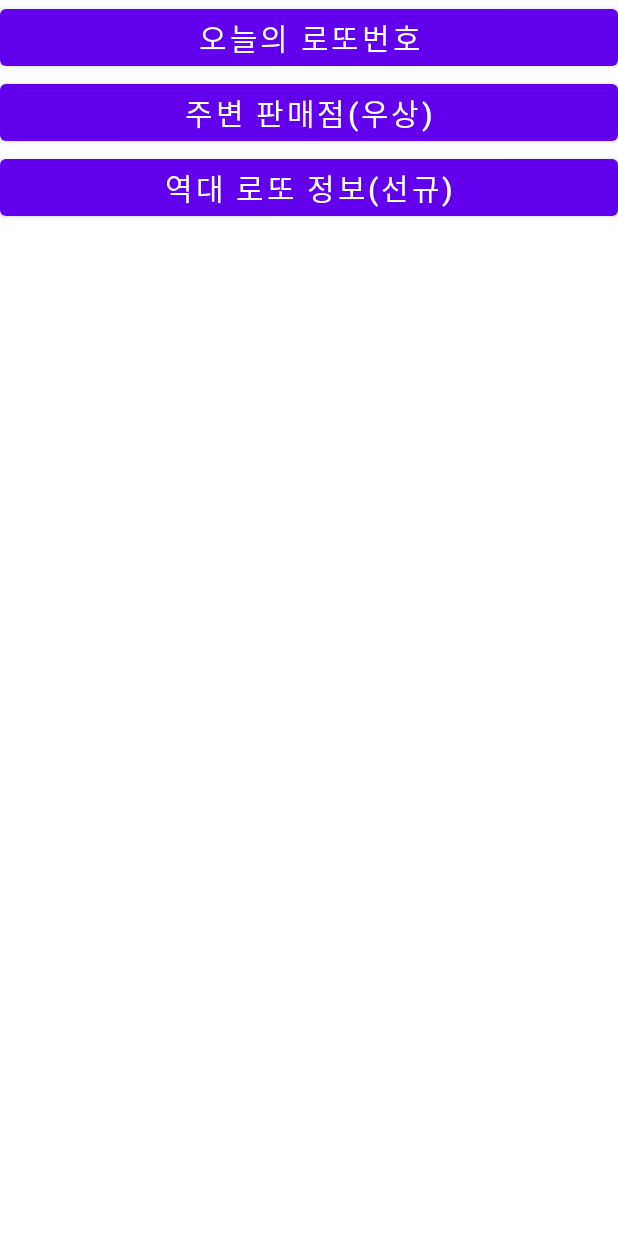
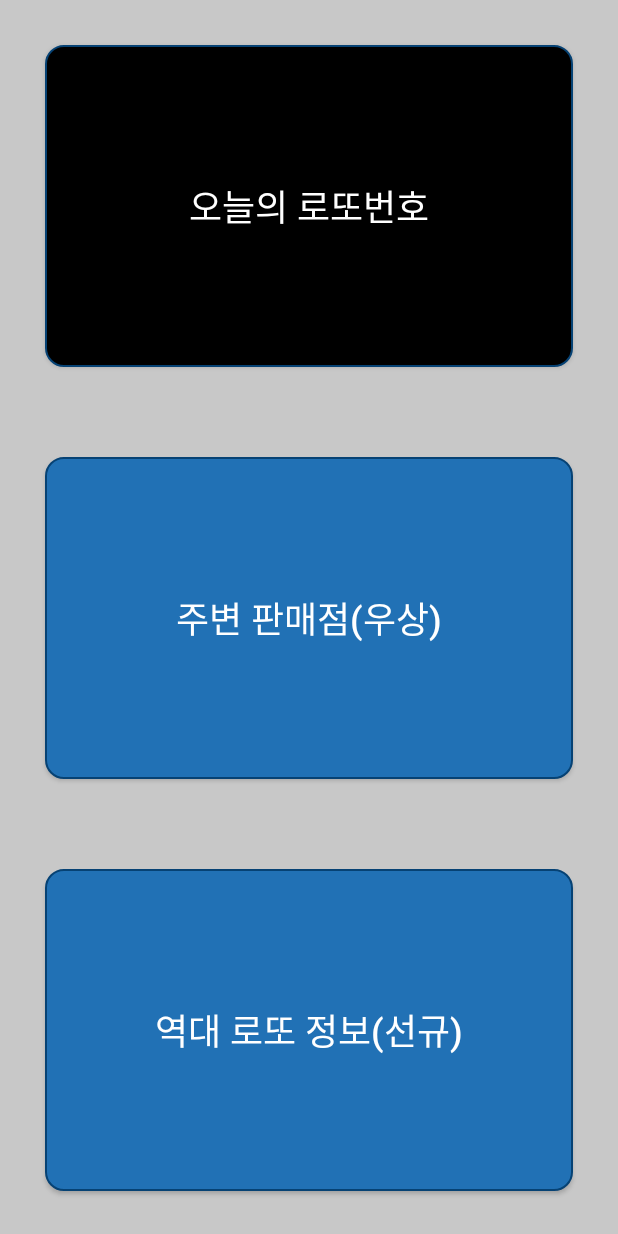
Before and after one commit to jiho1330/Lotto, an Android app: the layout activity_main.xml on its own in the app's theme, with its tools: preview values and no code run, on a phone screen of 412 x 824 dp. Run offline under Robolectric (Android 15) with nearby library versions, the phone set to English and light mode, and no system bars; plain views replace AdView.

Commit message:
메인화면 UI 수정

```diff
--- /dev/null
+++ b/app/src/main/res/drawable/button_round.xml
@@ -0,0 +1,14 @@
+<?xml version="1.0" encoding="utf-8"?>
+<shape xmlns:android="http://schemas.android.com/apk/res/android"
+    android:padding="10dp"
+    android:shape="rectangle" >
+    <solid android:color="#2171b5" />
+    <corners
+        android:bottomLeftRadius="12dp"
+        android:bottomRightRadius="12dp"
+        android:topLeftRadius="12dp"
+        android:topRightRadius="12dp" />
+    <stroke
+        android:width="1dp"
+        android:color="#064274" />
+</shape>
--- /dev/null
+++ b/app/src/main/res/drawable/button_round_black.xml
@@ -0,0 +1,14 @@
+<?xml version="1.0" encoding="utf-8"?>
+<shape xmlns:android="http://schemas.android.com/apk/res/android"
+    android:padding="10dp"
+    android:shape="rectangle" >
+    <solid android:color="#000000" />
+    <corners
+        android:bottomLeftRadius="12dp"
+        android:bottomRightRadius="12dp"
+        android:topLeftRadius="12dp"
+        android:topRightRadius="12dp" />
+    <stroke
+        android:width="1dp"
+        android:color="#064274" />
+</shape>
--- a/app/src/main/res/layout/activity_main.xml
+++ b/app/src/main/res/layout/activity_main.xml
@@ -1,33 +1,52 @@
 <?xml version="1.0" encoding="utf-8"?>
-<LinearLayout xmlns:ads="http://schemas.android.com/apk/lib/com.google.ads"
-    xmlns:android="http://schemas.android.com/apk/res/android"
+<LinearLayout xmlns:android="http://schemas.android.com/apk/res/android"
+    xmlns:ads="http://schemas.android.com/apk/lib/com.google.ads"
+    xmlns:ads2="http://schemas.android.com/apk/res-auto"
     xmlns:tools="http://schemas.android.com/tools"
     android:layout_width="match_parent"
     android:layout_height="match_parent"
+    android:background="#FFFFFF"
     android:orientation="vertical"
     tools:context=".MainActivity">
 
+    <LinearLayout
+        android:layout_width="match_parent"
+        android:layout_height="wrap_content"
+        android:layout_weight="1"
+        android:background="#C8C8C8"
+        android:orientation="vertical">
+
         <Button
             android:id="@+id/btnLotto"
-        android:gravity="center"
             android:layout_width="match_parent"
             android:layout_height="wrap_content"
+            android:layout_margin="30dp"
+            android:layout_weight="1"
+            android:background="@drawable/button_round_black"
+            android:gravity="center"
             android:text="오늘의 로또번호"
-        android:textSize="20sp" />
+            android:textSize="24sp" />
 
         <Button
             android:id="@+id/btnMapView"
             android:layout_width="match_parent"
             android:layout_height="wrap_content"
+            android:layout_margin="30dp"
+            android:layout_weight="1"
+            android:background="@drawable/button_round"
             android:text="주변 판매점(우상)"
-        android:textSize="20sp" />
+            android:textSize="24sp" />
 
         <Button
             android:id="@+id/btnLottoHistory"
             android:layout_width="match_parent"
             android:layout_height="wrap_content"
+            android:layout_margin="30dp"
+            android:layout_weight="1"
+            android:background="@drawable/button_round"
             android:text="역대 로또 정보(선규)"
-        android:textSize="20sp" />
+            android:textSize="24sp" />
+    </LinearLayout>
 
     <!--    <com.google.android.gms.ads.AdView-->
     <!--        xmlns:ads="http://schemas.android.com/apk/res-auto"-->
@@ -43,21 +62,18 @@
     <LinearLayout
         android:layout_width="fill_parent"
         android:layout_height="wrap_content"
-        android:layout_gravity="center"
         android:orientation="vertical"
         android:paddingLeft="45dp"
         android:paddingRight="20dp">
 
         <com.google.android.gms.ads.AdView
-            xmlns:ads="http://schemas.android.com/apk/res-auto"
             android:id="@+id/adView"
             android:layout_width="wrap_content"
             android:layout_height="wrap_content"
+            android:layout_alignParentBottom="true"
             android:layout_centerHorizontal="true"
-            android:layout_alignParentBottom="true"
-            ads:adSize="BANNER"
-            ads:adUnitId="/6499/example/banner"
-        />
+            ads2:adSize="BANNER"
+            ads2:adUnitId="/6499/example/banner" />
 
         <!--        <com.google.ads.AdView-->
         <!--            android:id="@+id/adView"-->
--- a/app/src/main/res/values/strings.xml
+++ b/app/src/main/res/values/strings.xml
@@ -1,5 +1,5 @@
 <resources>
-    <string name="app_name">Lotto</string>
+    <string name="app_name">오늘의 로또</string>
     <string name="admob_app_id">ca-app-pub-5786180275037735~4030834760</string>
     <string name="banner_ad_unit_id_for_test">ca-app-pub-5786180275037735/5315996274</string>
 </resources>
--- a/app/src/main/res/values/themes.xml
+++ b/app/src/main/res/values/themes.xml
@@ -1,6 +1,7 @@
 <resources xmlns:tools="http://schemas.android.com/tools">
     <!-- Base application theme. -->
-    <style name="Theme.Lotto" parent="Theme.MaterialComponents.DayNight.DarkActionBar">
+<!--    <style name="Theme.Lotto" parent="Theme.MaterialComponents.DayNight.DarkActionBar">-->
+    <style name="Theme.Lotto" parent="Theme.AppCompat.NoActionBar">
         <!-- Primary brand color. -->
         <item name="colorPrimary">@color/purple_500</item>
         <item name="colorPrimaryVariant">@color/purple_700</item>
```
Lines whose indentation alone changed are shown as unchanged.
